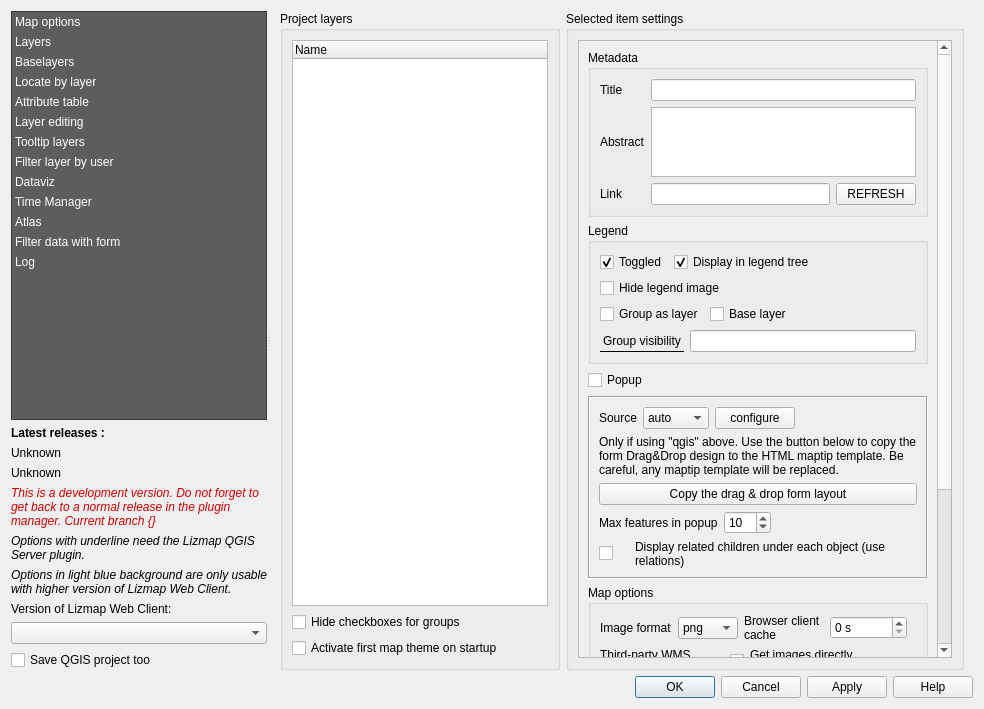
The window that lizmap/resources/ui/ui_lizmap.ui (3liz/lizmap-plugin) describes before a commit, drawn with Qt 5.
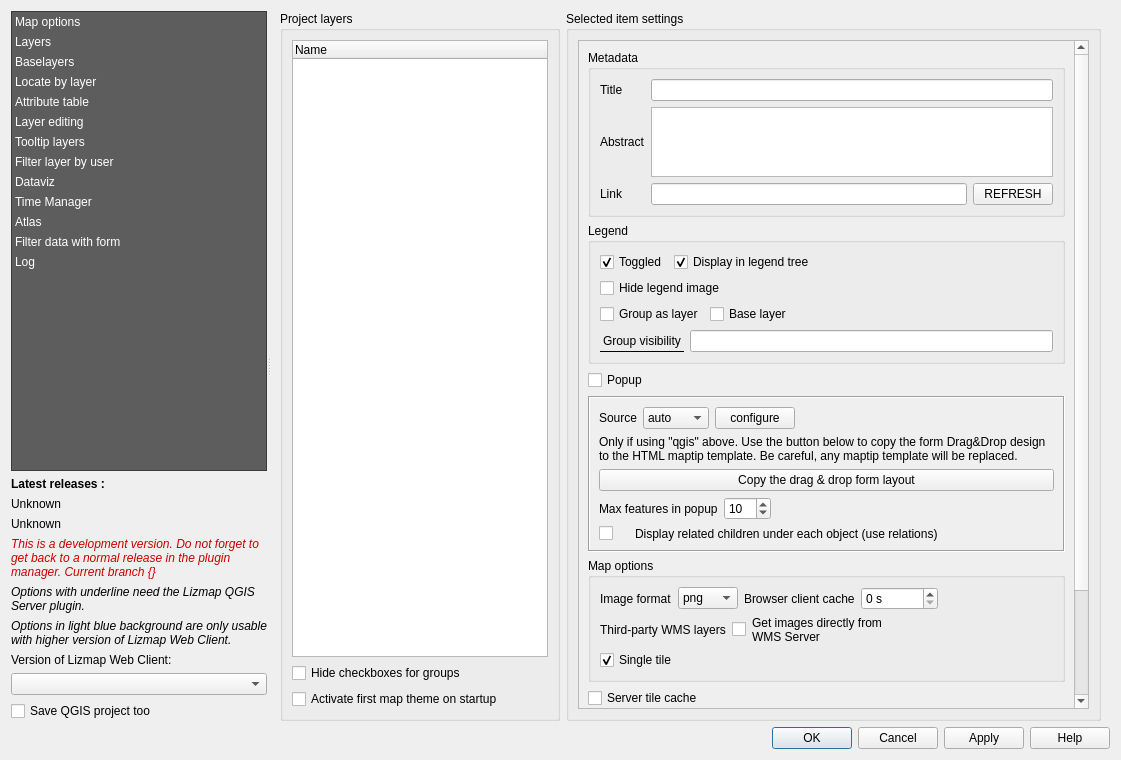
The same window after the commit. The open tabs and pages were chosen to show the change. Custom widgets are drawn as their Qt base class.

Commit message: UX - Resize the dialog a little bit

```diff
--- a/lizmap/resources/ui/ui_lizmap.ui
+++ b/lizmap/resources/ui/ui_lizmap.ui
@@ -6,8 +6,8 @@
    <rect>
     <x>0</x>
     <y>0</y>
-    <width>984</width>
-    <height>709</height>
+    <width>1121</width>
+    <height>760</height>
    </rect>
   </property>
   <property name="windowTitle">
@@ -871,8 +871,8 @@
                <rect>
                 <x>0</x>
                 <y>0</y>
-                <width>647</width>
-                <height>660</height>
+                <width>497</width>
+                <height>172</height>
                </rect>
               </property>
               <layout class="QHBoxLayout" name="horizontalLayout_28">
@@ -957,8 +957,8 @@
                       <rect>
                        <x>0</x>
                        <y>0</y>
-                       <width>426</width>
-                       <height>945</height>
+                       <width>379</width>
+                       <height>972</height>
                       </rect>
                      </property>
                      <layout class="QVBoxLayout" name="verticalLayout_9">
```
Left out of the diff: 4 changed lines with no effect on the pictures.
